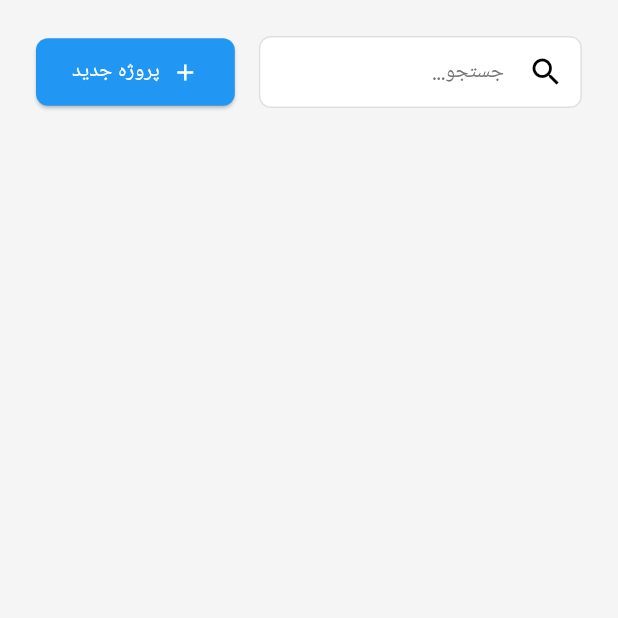
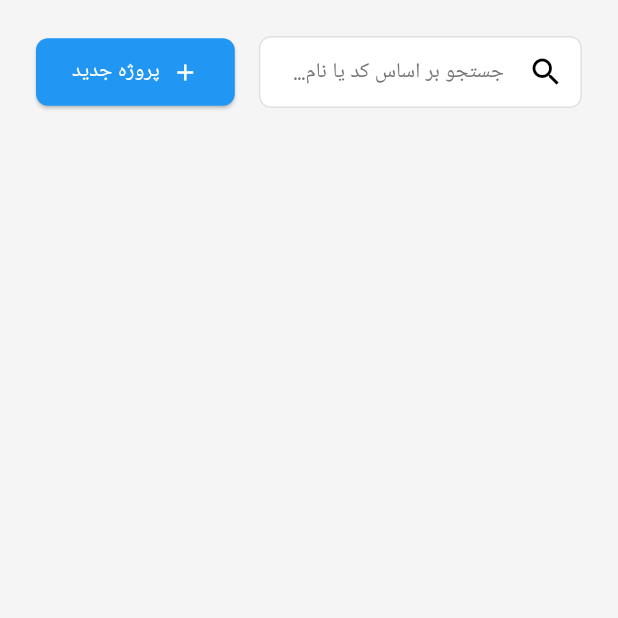
Before and after one commit to masood129/timesheet_admin_panel, a Flutter app: the ProjectsPage screen opened directly, on a phone screen of 412 x 824 dp, the top half of it. Run offline on Flutter 3.47's test engine with Material 3 defaults, Android fonts, the phone set to English and light mode, and no system bars; our stand-ins replace dio, fl_chart, flutter_dotenv, get, get_storage, google_fonts and 1 more; accounts and stored records are empty; network calls fail.

Commit message:
feat: به‌روزرسانی متن راهنمای جستجو - جستجو بر اساس کد یا نام پروژه

```diff
--- a/lib/views/pages/projects_page.dart
+++ b/lib/views/pages/projects_page.dart
@@ -25,7 +25,7 @@ class ProjectsPage extends StatelessWidget {
                   flex: 2,
                   child: TextField(
                     decoration: const InputDecoration(
-                      hintText: 'جستجو...',
+                      hintText: 'جستجو بر اساس کد یا نام پروژه...',
                       prefixIcon: Icon(Icons.search),
                     ),
                     onChanged: (value) {
```
